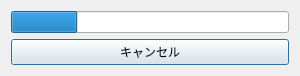
Before: the Qt Designer form gtfs_viewer_loader_base.ui in MIERUNE/GTFS-GO, drawn with Qt 5.
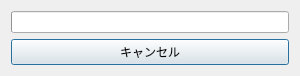
After: the same form once the commit is applied.

What changed in the file:
```diff
--- a/gtfs_viewer_loader_base.ui
+++ b/gtfs_viewer_loader_base.ui
@@ -22,8 +22,11 @@
   <layout class="QVBoxLayout" name="verticalLayout_2">
    <item>
     <widget class="QProgressBar" name="progressBar">
+     <property name="maximum">
+      <number>1000</number>
+     </property>
      <property name="value">
-      <number>24</number>
+      <number>0</number>
      </property>
      <property name="textVisible">
       <bool>false</bool>
```
